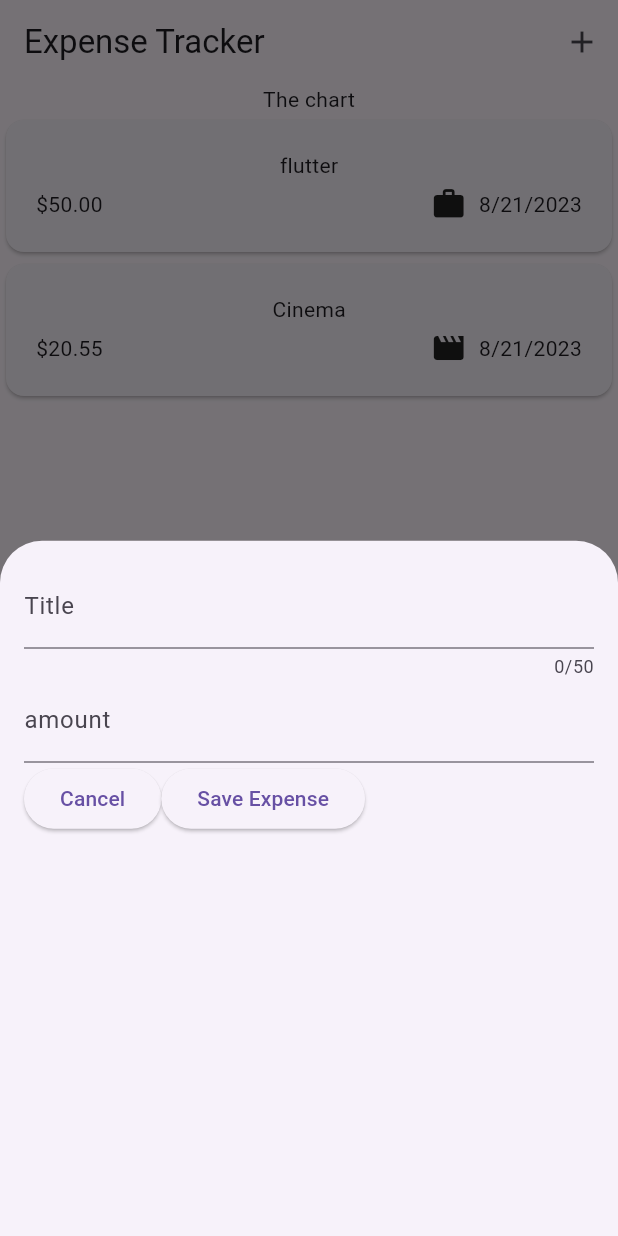
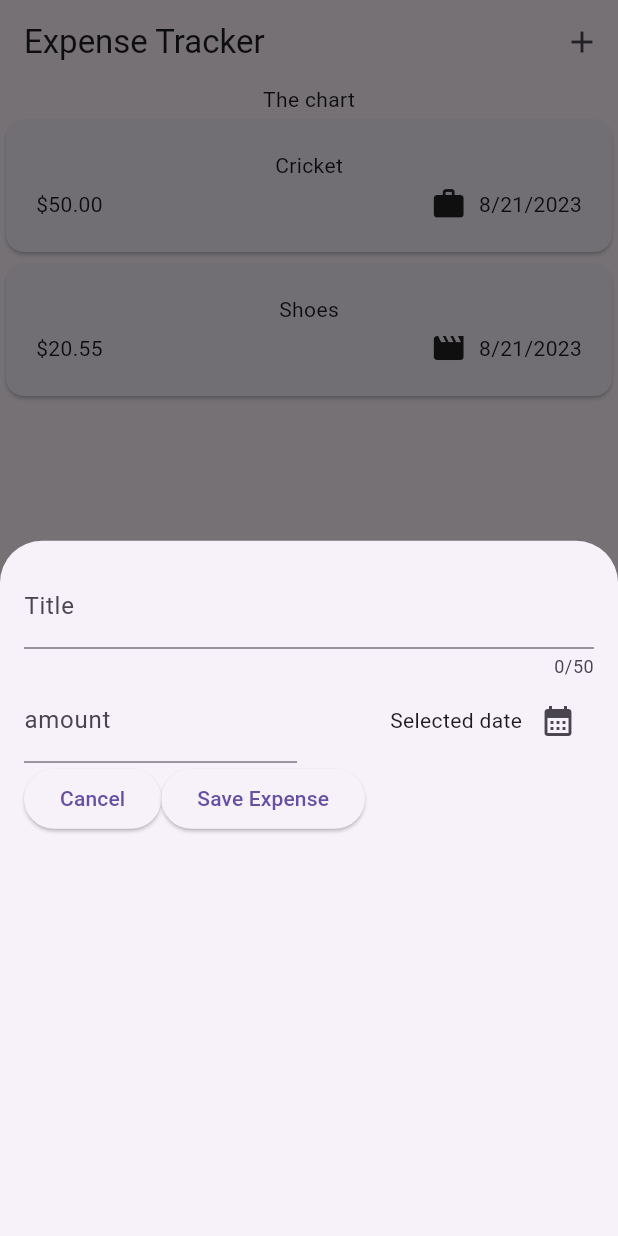
Before and after one commit to sidh18/expenses, a Flutter app: the screen it shows after launch, after a tap on the "add" icon, on a phone screen of 412 x 824 dp. Run offline on Flutter 3.47's test engine with Material 2 defaults, Android fonts, the phone set to English and light mode, and no system bars.

Commit message:
updating date input

```diff
--- a/lib/widgets/expenses.dart
+++ b/lib/widgets/expenses.dart
@@ -14,13 +14,13 @@ class Expenses extends StatefulWidget {
 class _ExpensesState extends State<Expenses> {
   final List<Expense> _registeredExpenses = [
     Expense(
-      title: 'flutter',
+      title: 'Cricket',
       amount: 50,
       date: DateTime.now(),
       category: Category.work,
     ),
     Expense(
-      title: 'Cinema',
+      title: 'Shoes',
       amount: 20.55,
       date: DateTime.now(),
       category: Category.leisure,
--- a/lib/widgets/new_expensess.dart
+++ b/lib/widgets/new_expensess.dart
@@ -12,6 +12,16 @@ class NewExpense extends StatefulWidget {
 class _NewExpenseState extends State<NewExpense> {
   final _titlecontroller = TextEditingController();
   final _amountcontroller = TextEditingController();
+
+  void _presentdatepicker() {
+    final now = DateTime.now();
+    final firstdate = DateTime(now.year - 1, now.month, now.day);
+    showDatePicker(
+        context: context,
+        initialDate: now,
+        firstDate: firstdate,
+        lastDate: now);
+  }
 
   @override
   void dispose() {
@@ -31,12 +41,32 @@ class _NewExpenseState extends State<NewExpense> {
               maxLength: 50,
               decoration: const InputDecoration(label: Text('Title')),
             ),
-            TextField(
-              controller: _amountcontroller,
-              keyboardType: TextInputType.number,
-              decoration: const InputDecoration(
-                prefixText: '\$ ',
-                label: Text('amount')),
+            Row(
+              children: [
+                Expanded(
+                  child: TextField(
+                    controller: _amountcontroller,
+                    keyboardType: TextInputType.number,
+                    decoration: const InputDecoration(
+                      prefixText: '\$ ',
+                      label: Text('amount'),
+                    ),
+                  ),
+                ),
+                const SizedBox(width: 16),
+                Expanded(
+                  child: Row(
+                    mainAxisAlignment: MainAxisAlignment.end,
+                    crossAxisAlignment: CrossAxisAlignment.center,
+                    children: [
+                      const Text('Selected date'),
+                      IconButton(
+                          onPressed: _presentdatepicker,
+                          icon: const Icon(Icons.calendar_month))
+                    ],
+                  ),
+                )
+              ],
             ),
             Row(
               children: [
```
